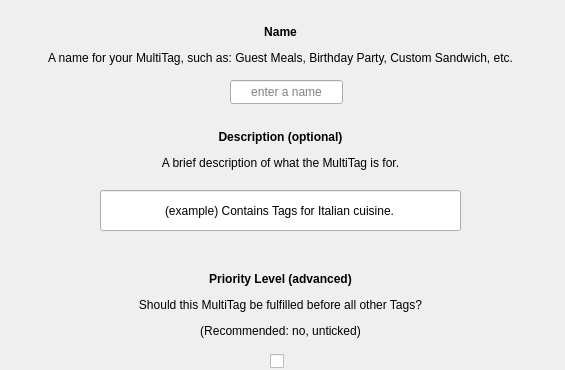
The window that qtfolder/MealPlanner/createmultitag_basicparams.ui (NoorA0/MealPlanner) describes before a commit, drawn with Qt 5; both pictures show x 0 to 565 and y 0 to 370 of the 565 by 819 pixel window.
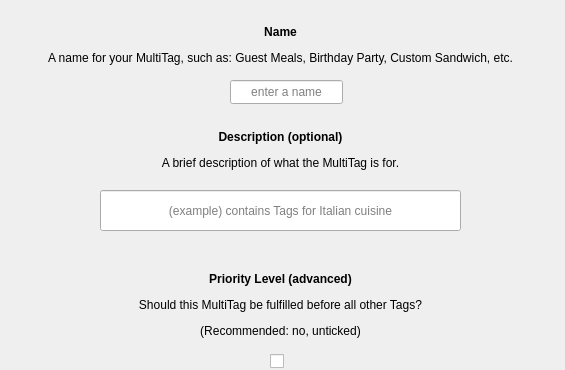
The same window after the commit.

Patch:
```diff
--- a/qtfolder/MealPlanner/createmultitag_basicparams.ui
+++ b/qtfolder/MealPlanner/createmultitag_basicparams.ui
@@ -211,7 +211,7 @@
     </rect>
    </property>
    <property name="text">
-    <string>(example) Contains Tags for Italian cuisine.</string>
+    <string/>
    </property>
    <property name="maxLength">
     <number>80</number>
@@ -223,7 +223,7 @@
     <bool>false</bool>
    </property>
    <property name="placeholderText">
-    <string>(example) Contains Meals suitable for picnics.</string>
+    <string>(example) contains Tags for Italian cuisine</string>
    </property>
   </widget>
   <widget class="QCheckBox" name="checkBox_sun">
```
